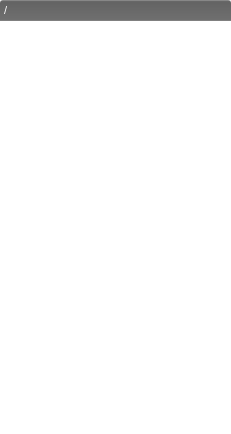
Qt form armadillo/plugins/filebrowser/filebrowser.ui (rkyleg/scope) before a commit.
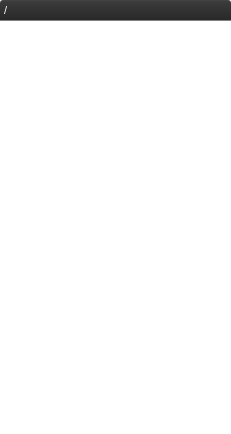
The same form after that commit. Icons and pictures are not drawn.

What changed in the file:
```diff
--- a/armadillo/plugins/filebrowser/filebrowser.ui
+++ b/armadillo/plugins/filebrowser/filebrowser.ui
@@ -28,7 +28,7 @@
       </font>
      </property>
      <property name="styleSheet">
-      <string notr="true">background-color: qlineargradient(spread:pad, x1:1, y1:1, x2:1, y2:0, stop:0 rgba(82, 82, 82, 255), stop:0.0590909 rgba(111, 111, 111, 255), stop:0.922727 rgba(99, 99, 99, 255), stop:1 rgba(151, 151, 151, 255));
+      <string notr="true">background-color: qlineargradient(spread:pad, x1:1, y1:1, x2:1, y2:0, stop:0 rgba(32, 32, 32, 255), stop:0.0590909 rgba(41, 41, 41, 255), stop:0.922727 rgba(59, 59,59, 255), stop:1 rgba(71, 71, 71, 255));
 color:white;
 border:0px;
 border-bottom:1px solid gray;
```
